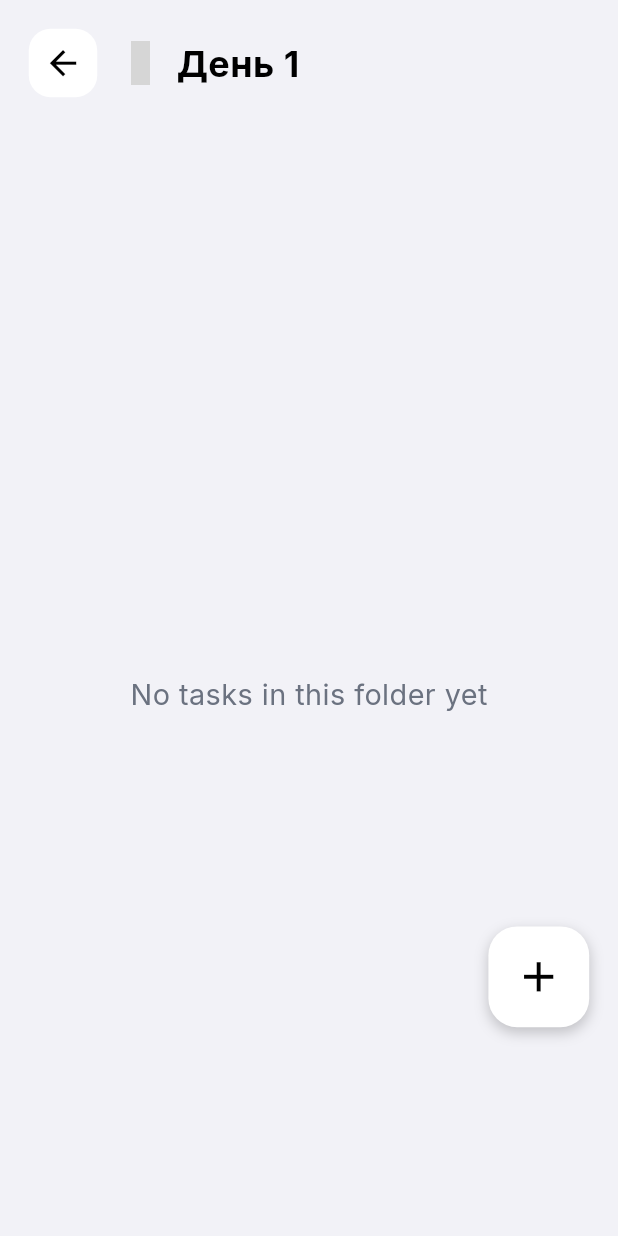
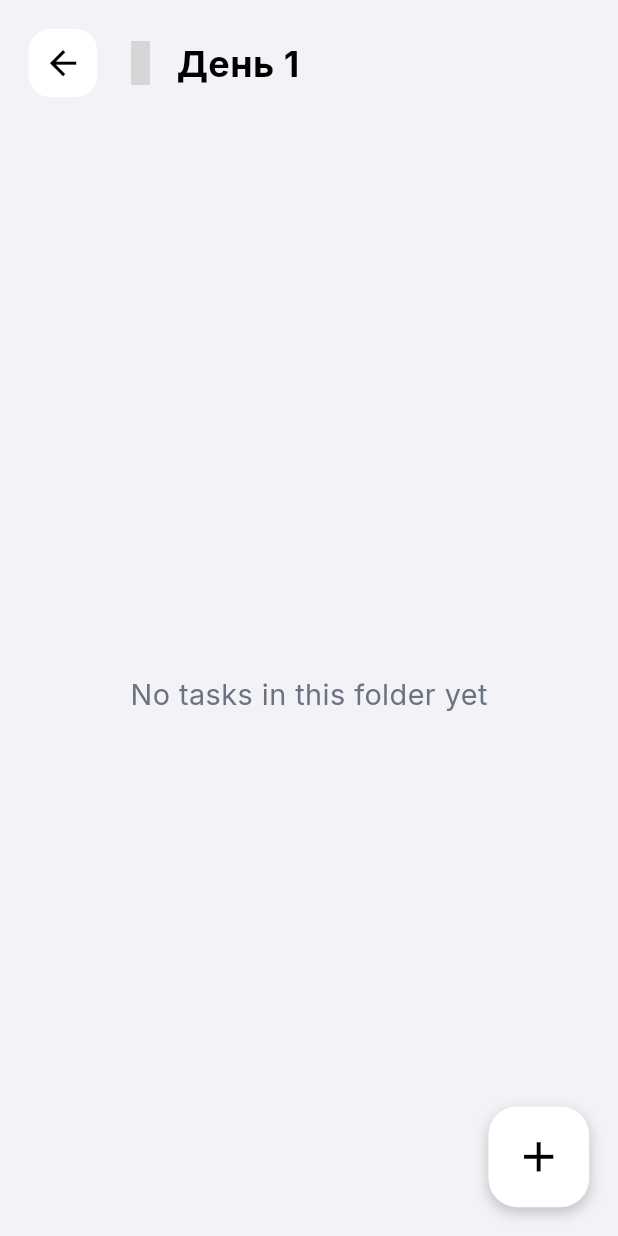
Before and after one commit to SabirDzh/Asa, a Flutter app: the HomeScreen screen opened directly, after a tap on an icon or button, on a phone screen of 412 x 824 dp. Run offline on Flutter 3.47's test engine with Material 3 defaults, Android fonts, the phone set to English and light mode, and no system bars; our stand-ins replace device_info_plus, file_picker, flutter_image_compress, flutter_local_notifications, flutter_markdown_plus, flutter_svg and 7 more; missing offline and left inert: bonsoir, cryptography, device_calendar, home_widget, markdown, pdfx; accounts and stored records are empty; network calls fail; statements that could not run were skipped; grey boxes are pictures that could not be loaded.

Commit message:
fix(ui): improve responsive layouts

```diff
--- a/lib/core/bottom_sheet.dart
+++ b/lib/core/bottom_sheet.dart
@@ -187,7 +187,7 @@ class _InputSheetBodyState extends State<_InputSheetBody> {
     }
 
     return Container(
-      height: AppTheme.rowHeight,
+      constraints: const BoxConstraints(minHeight: AppTheme.rowHeight),
       decoration: BoxDecoration(
         color: widget.inputBg,
         borderRadius: BorderRadius.circular(AppTheme.pillRadius),
--- a/lib/core/responsive_center.dart
+++ b/lib/core/responsive_center.dart
@@ -1,4 +1,6 @@
 import 'package:flutter/material.dart';
+
+import 'scale_utils.dart';
 
 /// Centers content and limits its width on large screens.
 ///
@@ -15,14 +17,19 @@ class ResponsiveCenter extends StatelessWidget {
   Widget build(BuildContext context) {
     return LayoutBuilder(
       builder: (context, constraints) {
+        // Breakpoints describe the physical viewport, not the virtual canvas
+        // used by the optional app-scale transform. Otherwise increasing the
+        // UI scale on a tablet can incorrectly switch it to phone layout.
+        final viewportWidth =
+            AppScaleViewport.maybeOf(context)?.width ?? constraints.maxWidth;
         final double maxWidth;
         final EdgeInsets effectivePadding;
 
-        if (constraints.maxWidth > 900) {
+        if (viewportWidth > 900) {
           maxWidth = 800;
           effectivePadding =
               padding ?? const EdgeInsets.symmetric(horizontal: 32);
-        } else if (constraints.maxWidth > 600) {
+        } else if (viewportWidth > 600) {
           maxWidth = 600;
           effectivePadding =
               padding ?? const EdgeInsets.symmetric(horizontal: 24);
--- a/lib/features/settings/screens/settings_screen.dart
+++ b/lib/features/settings/screens/settings_screen.dart
@@ -126,7 +126,9 @@ class _SettingsScreenState extends State<SettingsScreen>
     return Scaffold(
       backgroundColor: bg,
       body: SafeArea(
-        bottom: false,
+        // The embedded settings page already sits above HomeScreen's bottom
+        // navigation. Standalone settings still needs the system bottom inset.
+        bottom: widget.standalone,
         child: ListView(
           padding: const EdgeInsets.symmetric(
             horizontal: AppTheme.screenPad,
--- a/lib/features/splash/setup_screen.dart
+++ b/lib/features/splash/setup_screen.dart
@@ -196,10 +196,11 @@ class _SetupScreenState extends State<SetupScreen> with WidgetsBindingObserver {
               ),
               SizedBox(
                 width: double.infinity,
-                height: 52,
                 child: FilledButton(
                   onPressed: isComplete ? _finish : null,
                   style: FilledButton.styleFrom(
+                    minimumSize: const Size.fromHeight(52),
+                    padding: const EdgeInsets.symmetric(vertical: 12),
                     backgroundColor:
                         isComplete
                             ? AppColors.primary
--- a/lib/features/tasks/screens/folder_detail_screen.dart
+++ b/lib/features/tasks/screens/folder_detail_screen.dart
@@ -188,7 +188,7 @@ class _FolderDetailScreenState extends State<FolderDetailScreen>
                       child: _FolderFloatingMenu(
                         onMenuClose: () {},
                         showCreateSheet: _showCreateSheet,
-                        bottomOffset: AppTheme.navHeight,
+                        bottomOffset: MediaQuery.paddingOf(context).bottom,
                         isVisible: fabVisible,
                       ),
                     ),
@@ -410,12 +410,17 @@ class _FolderContent extends StatelessWidget {
               padding: const EdgeInsets.symmetric(vertical: 9),
               child: Align(
                 alignment: Alignment.center,
+                child: ConstrainedBox(
+                  constraints: const BoxConstraints(
+                    maxWidth: AppTheme.rowWidth,
+                  ),
                   child: SizedBox(
-                  width: AppTheme.rowWidth,
+                    width: double.infinity,
                     child: Divider(
                       color: isDark ? Colors.white30 : AppColors.navLight,
                       thickness: 2,
                       height: 2,
+                    ),
                   ),
                 ),
               ),
@@ -565,13 +570,17 @@ class _FolderFloatingMenuState extends State<_FolderFloatingMenu> {
           children: [
             Icon(icon, color: onSurface, size: 24),
             const SizedBox(width: AppTheme.menuItemGapInner),
-            Text(
+            Expanded(
+              child: Text(
                 label,
                 textAlign: TextAlign.left,
+                maxLines: 2,
+                overflow: TextOverflow.ellipsis,
                 style: TextStyle(
                   color: onSurface,
                   fontSize: 16,
                   fontWeight: FontWeight.w400,
+                ),
               ),
             ),
           ],
@@ -586,6 +595,19 @@ class _FolderFloatingMenuState extends State<_FolderFloatingMenu> {
     final isDark = Theme.of(context).brightness == Brightness.dark;
     final menuColor = isDark ? AppColors.navDark : AppColors.navLight;
     final fabColor = isDark ? AppColors.navDark : AppColors.navLight;
+    final mediaQuery = MediaQuery.of(context);
+    final maxMenuWidth =
+        (mediaQuery.size.width - AppTheme.screenPad * 2)
+            .clamp(48.0, double.infinity)
+            .toDouble();
+    final maxMenuHeight =
+        (mediaQuery.size.height -
+                widget.bottomOffset -
+                AppTheme.fabSize -
+                AppTheme.screenPad * 2 -
+                12)
+            .clamp(48.0, double.infinity)
+            .toDouble();
 
     return Stack(
       children: [
@@ -603,6 +625,12 @@ class _FolderFloatingMenuState extends State<_FolderFloatingMenu> {
               widget.bottomOffset + AppTheme.fabSize + AppTheme.screenPad + 12,
           child: IgnorePointer(
             ignoring: !_isOpen,
+            child: ConstrainedBox(
+              constraints: BoxConstraints(
+                maxWidth: maxMenuWidth,
+                maxHeight: maxMenuHeight,
+              ),
+              child: SingleChildScrollView(
                 child: TweenAnimationBuilder<double>(
                   tween: Tween(
                     begin: _isOpen ? 0.0 : 1.0,
@@ -625,7 +653,9 @@ class _FolderFloatingMenuState extends State<_FolderFloatingMenu> {
                     child: Container(
                       decoration: BoxDecoration(
                         color: menuColor,
-                    borderRadius: BorderRadius.circular(AppTheme.menuRadius),
+                        borderRadius: BorderRadius.circular(
+                          AppTheme.menuRadius,
+                        ),
                         boxShadow: [
                           BoxShadow(
                             color: Colors.black.withValues(alpha: 0.25),
@@ -647,7 +677,8 @@ class _FolderFloatingMenuState extends State<_FolderFloatingMenu> {
                                 _toggleMenu();
                                 widget.showCreateSheet(context, isTask: false);
                               },
-                          onSurface: Theme.of(context).colorScheme.onSurface,
+                              onSurface:
+                                  Theme.of(context).colorScheme.onSurface,
                             ),
                             SizedBox(height: AppTheme.menuItemGap),
                             _menuOption(
@@ -658,9 +689,12 @@ class _FolderFloatingMenuState extends State<_FolderFloatingMenu> {
                                 _toggleMenu();
                                 widget.showCreateSheet(context, isTask: true);
                               },
-                          onSurface: Theme.of(context).colorScheme.onSurface,
+                              onSurface:
+                                  Theme.of(context).colorScheme.onSurface,
                             ),
                           ],
+                        ),
+                      ),
                     ),
                   ),
                 ),
--- a/lib/features/tasks/screens/home_screen.dart
+++ b/lib/features/tasks/screens/home_screen.dart
@@ -273,7 +273,7 @@ class _HomeScreenState extends State<HomeScreen>
         AppTheme.screenPad,
       ),
       child: Container(
-        height: AppTheme.rowHeight,
+        constraints: const BoxConstraints(minHeight: AppTheme.rowHeight),
         decoration: BoxDecoration(
           color: surface,
           borderRadius: BorderRadius.circular(AppTheme.pillRadius),
--- a/lib/features/tasks/widgets/folder_card.dart
+++ b/lib/features/tasks/widgets/folder_card.dart
@@ -209,7 +209,7 @@ class _FolderRowState extends State<FolderRow> {
         child: AnimatedContainer(
           key: _cardKey,
           duration: const Duration(milliseconds: 200),
-          height: AppTheme.rowHeight,
+          constraints: const BoxConstraints(minHeight: AppTheme.rowHeight),
           decoration: BoxDecoration(
             color:
                 _isDragHovered
@@ -352,7 +352,7 @@ class _FolderRowState extends State<FolderRow> {
           child: SizedBox(
             width: MediaQuery.of(context).size.width - 32,
             child: Container(
-              height: AppTheme.rowHeight,
+              constraints: const BoxConstraints(minHeight: AppTheme.rowHeight),
               decoration: BoxDecoration(
                 color: isDark ? AppColors.navDark : AppColors.navLight,
                 borderRadius: BorderRadius.circular(AppTheme.pillRadius),
@@ -417,7 +417,7 @@ class _FolderRowState extends State<FolderRow> {
   Widget _swipeBackground(Color color) {
     final settings = context.read<SettingsProvider>();
     return Container(
-      height: AppTheme.rowHeight,
+      constraints: const BoxConstraints(minHeight: AppTheme.rowHeight),
       decoration: BoxDecoration(
         color: AppColors.primary.withValues(alpha: 0.16),
         borderRadius: BorderRadius.circular(AppTheme.pillRadius),
--- a/lib/features/tasks/widgets/task_card.dart
+++ b/lib/features/tasks/widgets/task_card.dart
@@ -383,7 +383,7 @@ class _TaskRowState extends State<TaskRow> with SingleTickerProviderStateMixin {
   Widget _swipeBackground(Color color) {
     final settings = context.read<SettingsProvider>();
     return Container(
-      height: AppTheme.rowHeight,
+      constraints: const BoxConstraints(minHeight: AppTheme.rowHeight),
       decoration: BoxDecoration(
         color: AppColors.primary.withValues(alpha: 0.16),
         borderRadius: BorderRadius.circular(AppTheme.pillRadius),
@@ -494,7 +494,7 @@ class _TaskRowState extends State<TaskRow> with SingleTickerProviderStateMixin {
 
     final cardChild = Container(
       key: _cardKey,
-      height: AppTheme.rowHeight,
+      constraints: const BoxConstraints(minHeight: AppTheme.rowHeight),
       decoration: BoxDecoration(
         color: surface,
         borderRadius: BorderRadius.circular(AppTheme.pillRadius),
@@ -645,7 +645,7 @@ class _TaskRowState extends State<TaskRow> with SingleTickerProviderStateMixin {
           child: SizedBox(
             width: MediaQuery.of(context).size.width - 32,
             child: Container(
-              height: AppTheme.rowHeight,
+              constraints: const BoxConstraints(minHeight: AppTheme.rowHeight),
               decoration: BoxDecoration(
                 color: isDark ? AppColors.navDark : AppColors.navLight,
                 borderRadius: BorderRadius.circular(AppTheme.pillRadius),
--- a/lib/features/tasks/widgets/task_time_sheet.dart
+++ b/lib/features/tasks/widgets/task_time_sheet.dart
@@ -89,6 +89,7 @@ class _TaskTimeSheetState extends State<_TaskTimeSheet> {
             ),
             padding: const EdgeInsets.all(20),
             child: SafeArea(
+              child: SingleChildScrollView(
                 child: Column(
                   mainAxisSize: MainAxisSize.min,
                   children: [
@@ -166,6 +167,7 @@ class _TaskTimeSheetState extends State<_TaskTimeSheet> {
                 ),
               ),
             ),
+          ),
     );
   }
 
@@ -239,6 +241,7 @@ class _TaskTimeSheetState extends State<_TaskTimeSheet> {
         ),
         padding: const EdgeInsets.symmetric(horizontal: 16, vertical: 20),
         child: SafeArea(
+          child: SingleChildScrollView(
             child: Column(
               mainAxisSize: MainAxisSize.min,
               crossAxisAlignment: CrossAxisAlignment.start,
@@ -348,6 +351,7 @@ class _TaskTimeSheetState extends State<_TaskTimeSheet> {
             ),
           ),
         ),
+      ),
     );
   }
 
@@ -356,7 +360,7 @@ class _TaskTimeSheetState extends State<_TaskTimeSheet> {
     return GestureDetector(
       onTap: onTap,
       child: Container(
-        height: AppTheme.rowHeight,
+        constraints: const BoxConstraints(minHeight: AppTheme.rowHeight),
         decoration: BoxDecoration(
           color:
               isDark
```
Also changed, not shown: lib/features/settings/screens/whats_new_screen.dart (+23 -37 lines), 3 other files. Lines whose indentation alone changed are shown as unchanged.
